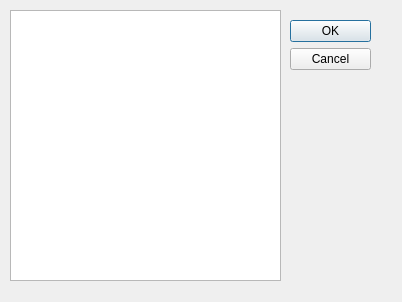
Above: src/temporary/winetrickshelp.ui from brezerk/q4wine before the change. Below: the same form after it.
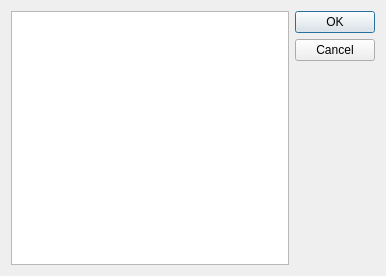
That is the form after the change.

Commit message: Fixed: winetrickshelp compilation errors; Fixed: changelog Added: -DWITH_DEVELOP_STUFF Added: -DWITH_WINETOOLS Updated: changelog Updated: INSTALL

```diff
--- a/src/temporary/winetrickshelp.ui
+++ b/src/temporary/winetrickshelp.ui
@@ -6,22 +6,19 @@
    <rect>
     <x>0</x>
     <y>0</y>
-    <width>402</width>
-    <height>302</height>
+    <width>386</width>
+    <height>276</height>
    </rect>
   </property>
   <property name="windowTitle">
    <string>Dialog</string>
   </property>
+  <layout class="QGridLayout" name="gridLayout">
+   <item row="0" column="0">
+    <widget class="QTextBrowser" name="txtOutput"/>
+   </item>
+   <item row="0" column="1">
   <widget class="QDialogButtonBox" name="buttonBox">
-   <property name="geometry">
-    <rect>
-     <x>290</x>
-     <y>20</y>
-     <width>81</width>
-     <height>241</height>
-    </rect>
-   </property>
    <property name="orientation">
     <enum>Qt::Vertical</enum>
    </property>
@@ -29,16 +26,8 @@
     <set>QDialogButtonBox::Cancel|QDialogButtonBox::Ok</set>
    </property>
   </widget>
-  <widget class="QTextBrowser" name="txtOutput">
-   <property name="geometry">
-    <rect>
-     <x>10</x>
-     <y>10</y>
-     <width>271</width>
-     <height>271</height>
-    </rect>
-   </property>
-  </widget>
+   </item>
+  </layout>
  </widget>
  <resources/>
  <connections>
```
Lines whose indentation alone changed are shown as unchanged. The commit also changes 8 other files.
